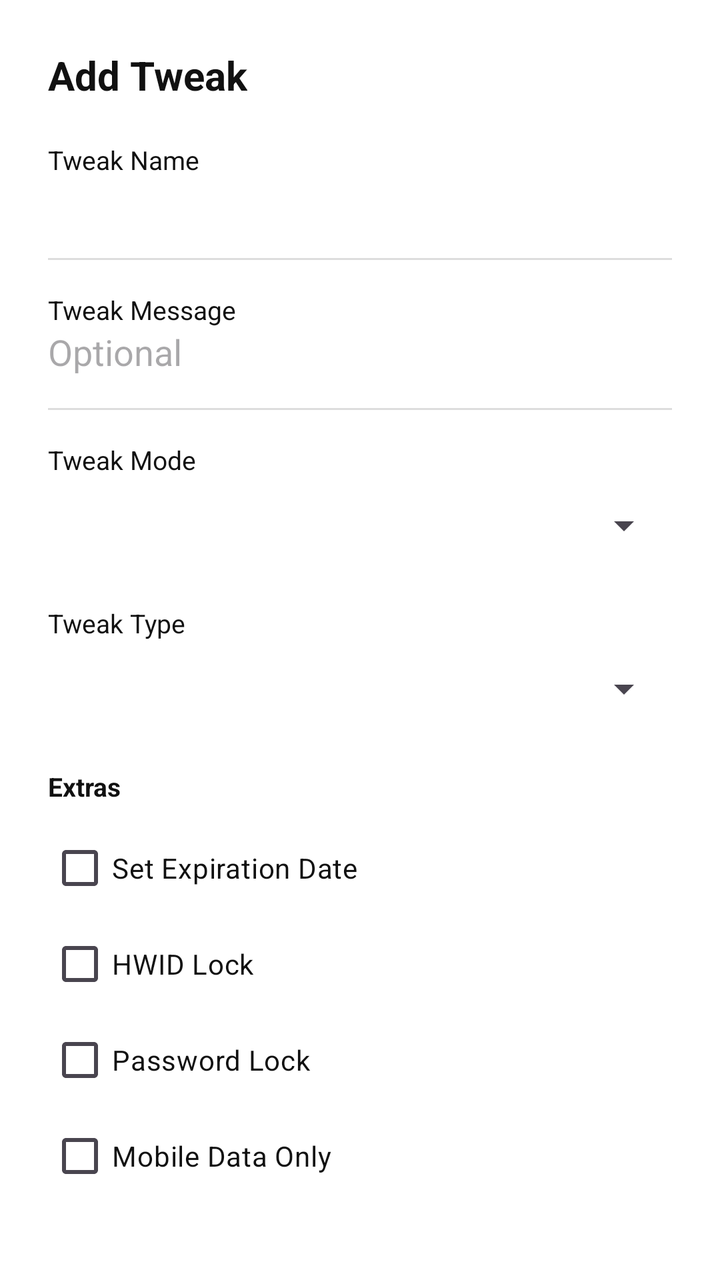
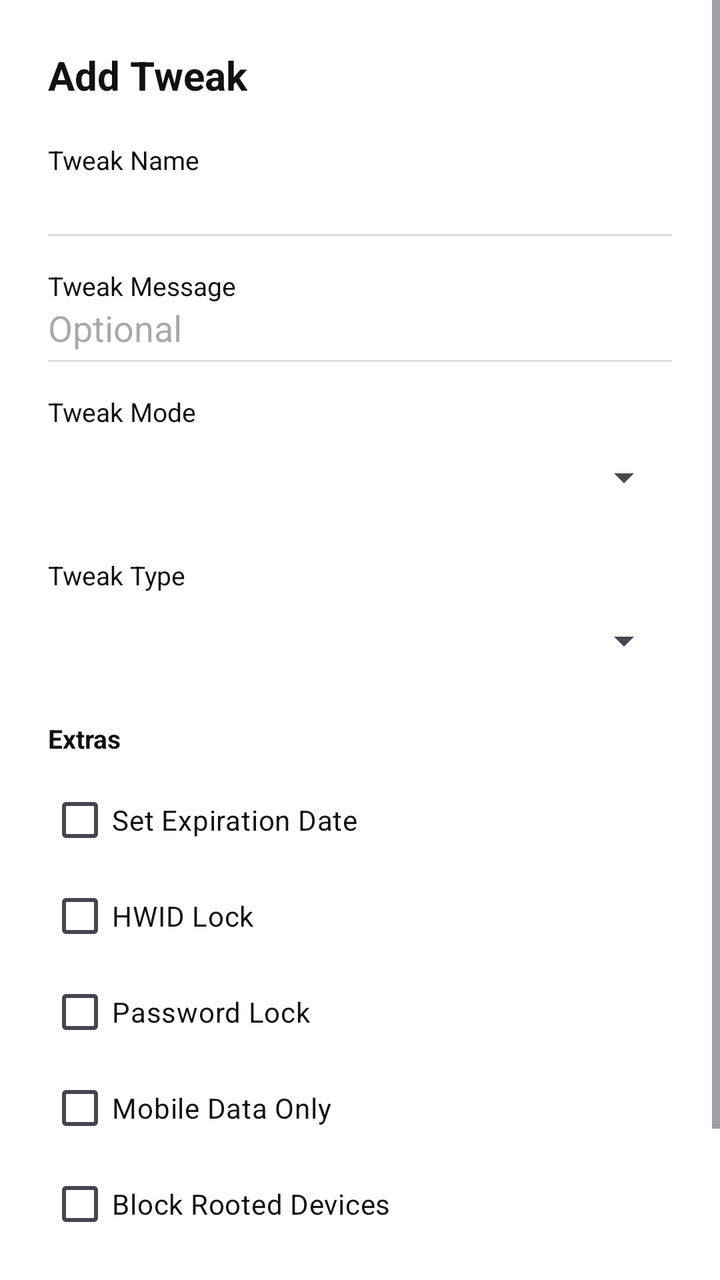

Compare the two renders of this Android layout. The source of the first and the diff that turns it into the second are given below.
<!-- AndroidManifest.xml: application theme Theme.wesports -->
<!-- res/layout/bottom_sheet_add_tweak.xml -->
<?xml version="1.0" encoding="utf-8"?>
<LinearLayout xmlns:android="http://schemas.android.com/apk/res/android"
    android:layout_width="match_parent"
    android:layout_height="wrap_content"
    android:orientation="vertical"
    android:padding="24dp"
    android:background="#FFFFFF">

    <TextView
        android:layout_width="wrap_content"
        android:layout_height="wrap_content"
        android:text="Add Tweak"
        android:textSize="20sp"
        android:textStyle="bold"
        android:textColor="#111111"
        android:layout_marginBottom="20dp" />

    <TextView
        android:layout_width="wrap_content"
        android:layout_height="wrap_content"
        android:text="Tweak Name"
        android:textSize="13sp"
        android:textColor="#111111" />

    <EditText
        android:id="@+id/etName"
        android:layout_width="match_parent"
        android:layout_height="wrap_content"
        android:background="@null"
        android:inputType="text"
        android:layout_marginBottom="16dp" />

    <View
        android:layout_width="match_parent"
        android:layout_height="1dp"
        android:background="#DDDDDD"
        android:layout_marginBottom="16dp" />

    <TextView
        android:layout_width="wrap_content"
        android:layout_height="wrap_content"
        android:text="Tweak Message"
        android:textSize="13sp"
        android:textColor="#111111" />

    <EditText
        android:id="@+id/etMessage"
        android:layout_width="match_parent"
        android:layout_height="wrap_content"
        android:background="@null"
        android:hint="Optional"
        android:inputType="text"
        android:layout_marginBottom="16dp" />

    <View
        android:layout_width="match_parent"
        android:layout_height="1dp"
        android:background="#DDDDDD"
        android:layout_marginBottom="16dp" />

    <TextView
        android:layout_width="wrap_content"
        android:layout_height="wrap_content"
        android:text="Tweak Mode"
        android:textSize="13sp"
        android:textColor="#111111" />

    <Spinner
        android:id="@+id/spinnerMode"
        android:layout_width="match_parent"
        android:layout_height="48dp"
        android:layout_marginBottom="16dp" />

    <TextView
        android:layout_width="wrap_content"
        android:layout_height="wrap_content"
        android:text="Tweak Type"
        android:textSize="13sp"
        android:textColor="#111111" />

    <Spinner
        android:id="@+id/spinnerType"
        android:layout_width="match_parent"
        android:layout_height="48dp"
        android:layout_marginBottom="16dp" />

    <TextView
        android:layout_width="wrap_content"
        android:layout_height="wrap_content"
        android:text="Extras"
        android:textSize="13sp"
        android:textStyle="bold"
        android:textColor="#111111"
        android:layout_marginBottom="8dp" />

    <CheckBox
        android:id="@+id/cbExpiration"
        android:layout_width="wrap_content"
        android:layout_height="wrap_content"
        android:text="Set Expiration Date"
        android:textColor="#111111" />

    <CheckBox
        android:id="@+id/cbHwid"
        android:layout_width="wrap_content"
        android:layout_height="wrap_content"
        android:text="HWID Lock"
        android:textColor="#111111" />

    <CheckBox
        android:id="@+id/cbPassword"
        android:layout_width="wrap_content"
        android:layout_height="wrap_content"
        android:text="Password Lock"
        android:textColor="#111111" />

    <CheckBox
        android:id="@+id/cbMobileData"
        android:layout_width="wrap_content"
        android:layout_height="wrap_content"
        android:text="Mobile Data Only"
        android:textColor="#111111" />

    <CheckBox
        android:id="@+id/cbBlockRooted"
        android:layout_width="wrap_content"
        android:layout_height="wrap_content"
        android:text="Block Rooted Devices"
        android:textColor="#111111"
        android:layout_marginBottom="24dp" />

    <Button
        android:id="@+id/btnSave"
        android:layout_width="match_parent"
        android:layout_height="52dp"
        android:text="SAVE"
        android:textColor="#FFFFFF"
        android:textSize="15sp"
        android:backgroundTint="#111111"
        android:stateListAnimator="@null" />

</LinearLayout>
<!-- resources referenced by this layout -->
<resources>
  <style name="Theme.wesports" parent="Theme.Material3.DayNight.NoActionBar">
          <item name="colorPrimary">#FF3838</item>
          <item name="colorOnPrimary">#FFFFFF</item>
          <item name="android:statusBarColor">@android:color/transparent</item>
          <item name="android:windowBackground">@color/splash_background_light</item>
      </style>
  <color name="splash_background_light">#FFFFFF</color>
</resources>

<!-- the commit's change to res/layout/bottom_sheet_add_tweak.xml (unified diff, before → after) -->
@@ -1,142 +1,178 @@
 <?xml version="1.0" encoding="utf-8"?>
-<LinearLayout xmlns:android="http://schemas.android.com/apk/res/android"
+<ScrollView xmlns:android="http://schemas.android.com/apk/res/android"
     android:layout_width="match_parent"
-    android:layout_height="wrap_content"
-    android:orientation="vertical"
-    android:padding="24dp"
-    android:background="#FFFFFF">
+    android:layout_height="wrap_content">
 
-    <TextView
-        android:layout_width="wrap_content"
-        android:layout_height="wrap_content"
-        android:text="Add Tweak"
-        android:textSize="20sp"
-        android:textStyle="bold"
-        android:textColor="#111111"
-        android:layout_marginBottom="20dp" />
-
-    <TextView
-        android:layout_width="wrap_content"
-        android:layout_height="wrap_content"
-        android:text="Tweak Name"
-        android:textSize="13sp"
-        android:textColor="#111111" />
-
-    <EditText
-        android:id="@+id/etName"
+    <LinearLayout
         android:layout_width="match_parent"
         android:layout_height="wrap_content"
-        android:background="@null"
-        android:inputType="text"
-        android:layout_marginBottom="16dp" />
+        android:orientation="vertical"
+        android:padding="24dp"
+        android:background="#FFFFFF">
 
-    <View
-        android:layout_width="match_parent"
-        android:layout_height="1dp"
-        android:background="#DDDDDD"
-        android:layout_marginBottom="16dp" />
+        <TextView
+            android:layout_width="wrap_content"
+            android:layout_height="wrap_content"
+            android:text="Add Tweak"
+            android:textSize="20sp"
+            android:textStyle="bold"
+            android:textColor="#111111"
+            android:layout_marginBottom="20dp" />
 
-    <TextView
-        android:layout_width="wrap_content"
-        android:layout_height="wrap_content"
-        android:text="Tweak Message"
-        android:textSize="13sp"
-        android:textColor="#111111" />
+        <TextView
+            android:layout_width="wrap_content"
+            android:layout_height="wrap_content"
+            android:text="Tweak Name"
+            android:textSize="13sp"
+            android:textColor="#111111" />
 
-    <EditText
-        android:id="@+id/etMessage"
-        android:layout_width="match_parent"
-        android:layout_height="wrap_content"
-        android:background="@null"
-        android:hint="Optional"
-        android:inputType="text"
-        android:layout_marginBottom="16dp" />
+        <EditText
+            android:id="@+id/etName"
+            android:layout_width="match_parent"
+            android:layout_height="wrap_content"
+            android:background="@null"
+            android:inputType="text"
+            android:layout_marginBottom="4dp" />
 
-    <View
-        android:layout_width="match_parent"
-        android:layout_height="1dp"
-        android:background="#DDDDDD"
-        android:layout_marginBottom="16dp" />
+        <View
+            android:layout_width="match_parent"
+            android:layout_height="1dp"
+            android:background="#DDDDDD"
+            android:layout_marginBottom="16dp" />
 
-    <TextView
-        android:layout_width="wrap_content"
-        android:layout_height="wrap_content"
-        android:text="Tweak Mode"
-        android:textSize="13sp"
-        android:textColor="#111111" />
+        <TextView
+            android:layout_width="wrap_content"
+            android:layout_height="wrap_content"
+            android:text="Tweak Message"
+            android:textSize="13sp"
+            android:textColor="#111111" />
 
-    <Spinner
-        android:id="@+id/spinnerMode"
-        android:layout_width="match_parent"
-        android:layout_height="48dp"
-        android:layout_marginBottom="16dp" />
+        <EditText
+            android:id="@+id/etMessage"
+            android:layout_width="match_parent"
+            android:layout_height="wrap_content"
+            android:background="@null"
+            android:hint="Optional"
+            android:inputType="text"
+            android:layout_marginBottom="4dp" />
 
-    <TextView
-        android:layout_width="wrap_content"
-        android:layout_height="wrap_content"
-        android:text="Tweak Type"
-        android:textSize="13sp"
-        android:textColor="#111111" />
+        <View
+            android:layout_width="match_parent"
+            android:layout_height="1dp"
+            android:background="#DDDDDD"
+            android:layout_marginBottom="16dp" />
 
-    <Spinner
-        android:id="@+id/spinnerType"
-        android:layout_width="match_parent"
-        android:layout_height="48dp"
-        android:layout_marginBottom="16dp" />
+        <TextView
+            android:layout_width="wrap_content"
+            android:layout_height="wrap_content"
+            android:text="Tweak Mode"
+            android:textSize="13sp"
+            android:textColor="#111111" />
 
-    <TextView
-        android:layout_width="wrap_content"
-        android:layout_height="wrap_content"
-        android:text="Extras"
-        android:textSize="13sp"
-        android:textStyle="bold"
-        android:textColor="#111111"
-        android:layout_marginBottom="8dp" />
+        <Spinner
+            android:id="@+id/spinnerMode"
+            android:layout_width="match_parent"
+            android:layout_height="48dp"
+            android:layout_marginBottom="16dp" />
 
-    <CheckBox
-        android:id="@+id/cbExpiration"
-        android:layout_width="wrap_content"
-        android:layout_height="wrap_content"
-        android:text="Set Expiration Date"
-        android:textColor="#111111" />
+        <LinearLayout
+            android:id="@+id/layoutSni"
+            android:layout_width="match_parent"
+            android:layout_height="wrap_content"
+            android:orientation="vertical"
+            android:visibility="gone">
 
-    <CheckBox
-        android:id="@+id/cbHwid"
-        android:layout_width="wrap_content"
-        android:layout_height="wrap_content"
-        android:text="HWID Lock"
-        android:textColor="#111111" />
+            <TextView
+                android:layout_width="wrap_content"
+                android:layout_height="wrap_content"
+                android:text="SNI"
+                android:textSize="13sp"
+                android:textColor="#111111" />
 
-    <CheckBox
-        android:id="@+id/cbPassword"
-        android:layout_width="wrap_content"
-        android:layout_height="wrap_content"
-        android:text="Password Lock"
-        android:textColor="#111111" />
+            <EditText
+                android:id="@+id/etSni"
+                android:layout_width="match_parent"
+                android:layout_height="wrap_content"
+                android:background="@null"
+                android:hint="ex: free.facebook.com"
+                android:inputType="textUri"
+                android:layout_marginBottom="4dp" />
 
-    <CheckBox
-        android:id="@+id/cbMobileData"
-        android:layout_width="wrap_content"
-        android:layout_height="wrap_content"
-        android:text="Mobile Data Only"
-        android:textColor="#111111" />
+            <View
+                android:layout_width="match_parent"
+                android:layout_height="1dp"
+                android:background="#DDDDDD"
+                android:layout_marginBottom="16dp" />
 
-    <CheckBox
-        android:id="@+id/cbBlockRooted"
-        android:layout_width="wrap_content"
-        android:layout_height="wrap_content"
-        android:text="Block Rooted Devices"
-        android:textColor="#111111"
-        android:layout_marginBottom="24dp" />
+        </LinearLayout>
 
-    <Button
-        android:id="@+id/btnSave"
-        android:layout_width="match_parent"
-        android:layout_height="52dp"
-        android:text="SAVE"
-        android:textColor="#FFFFFF"
-        android:textSize="15sp"
-        android:backgroundTint="#111111"
-        android:stateListAnimator="@null" />
+        <TextView
+            android:layout_width="wrap_content"
+            android:layout_height="wrap_content"
+            android:text="Tweak Type"
+            android:textSize="13sp"
+            android:textColor="#111111" />
 
-</LinearLayout>
+        <Spinner
+            android:id="@+id/spinnerType"
+            android:layout_width="match_parent"
+            android:layout_height="48dp"
+            android:layout_marginBottom="16dp" />
+
+        <TextView
+            android:layout_width="wrap_content"
+            android:layout_height="wrap_content"
+            android:text="Extras"
+            android:textSize="13sp"
+            android:textStyle="bold"
+            android:textColor="#111111"
+            android:layout_marginBottom="8dp" />
+
+        <CheckBox
+            android:id="@+id/cbExpiration"
+            android:layout_width="wrap_content"
+            android:layout_height="wrap_content"
+            android:text="Set Expiration Date"
+            android:textColor="#111111" />
+
+        <CheckBox
+            android:id="@+id/cbHwid"
+            android:layout_width="wrap_content"
+            android:layout_height="wrap_content"
+            android:text="HWID Lock"
+            android:textColor="#111111" />
+
+        <CheckBox
+            android:id="@+id/cbPassword"
+            android:layout_width="wrap_content"
+            android:layout_height="wrap_content"
+            android:text="Password Lock"
+            android:textColor="#111111" />
+
+        <CheckBox
+            android:id="@+id/cbMobileData"
+            android:layout_width="wrap_content"
+            android:layout_height="wrap_content"
+            android:text="Mobile Data Only"
+            android:textColor="#111111" />
+
+        <CheckBox
+            android:id="@+id/cbBlockRooted"
+            android:layout_width="wrap_content"
+            android:layout_height="wrap_content"
+            android:text="Block Rooted Devices"
+            android:textColor="#111111"
+            android:layout_marginBottom="24dp" />
+
+        <Button
+            android:id="@+id/btnSave"
+            android:layout_width="match_parent"
+            android:layout_height="52dp"
+            android:text="SAVE"
+            android:textColor="#FFFFFF"
+            android:textSize="15sp"
+            android:backgroundTint="#111111"
+            android:stateListAnimator="@null" />
+
+    </LinearLayout>
+</ScrollView>
